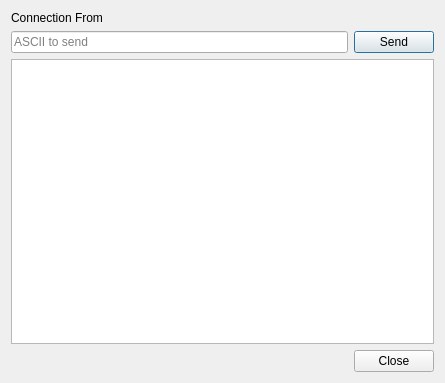
dannagle/PacketSender, file src/persistentconnection.ui: the form before one commit.
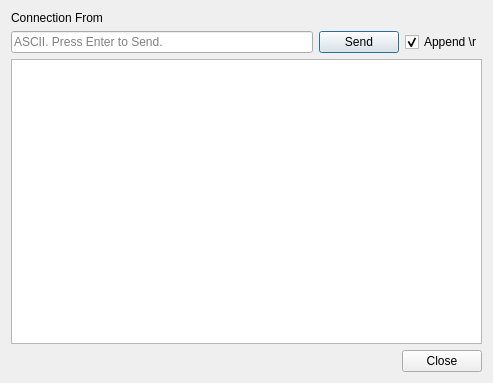
The form after the commit.

Commit message: presistent connections proof-of-concept working

What changed in the file:
```diff
--- a/src/persistentconnection.ui
+++ b/src/persistentconnection.ui
@@ -6,7 +6,7 @@
    <rect>
     <x>0</x>
     <y>0</y>
-    <width>445</width>
+    <width>493</width>
     <height>383</height>
    </rect>
   </property>
@@ -32,7 +32,7 @@
      <item>
       <widget class="QLineEdit" name="asciiLineEdit">
        <property name="placeholderText">
-        <string>ASCII to send</string>
+        <string>ASCII. Press Enter to Send.</string>
        </property>
       </widget>
      </item>
@@ -43,6 +43,16 @@
        </property>
       </widget>
      </item>
+     <item>
+      <widget class="QCheckBox" name="appendCRcheck">
+       <property name="text">
+        <string>Append \r</string>
+       </property>
+       <property name="checked">
+        <bool>true</bool>
+       </property>
+      </widget>
+     </item>
     </layout>
    </item>
    <item>
```
The commit also changes 2 other files.
